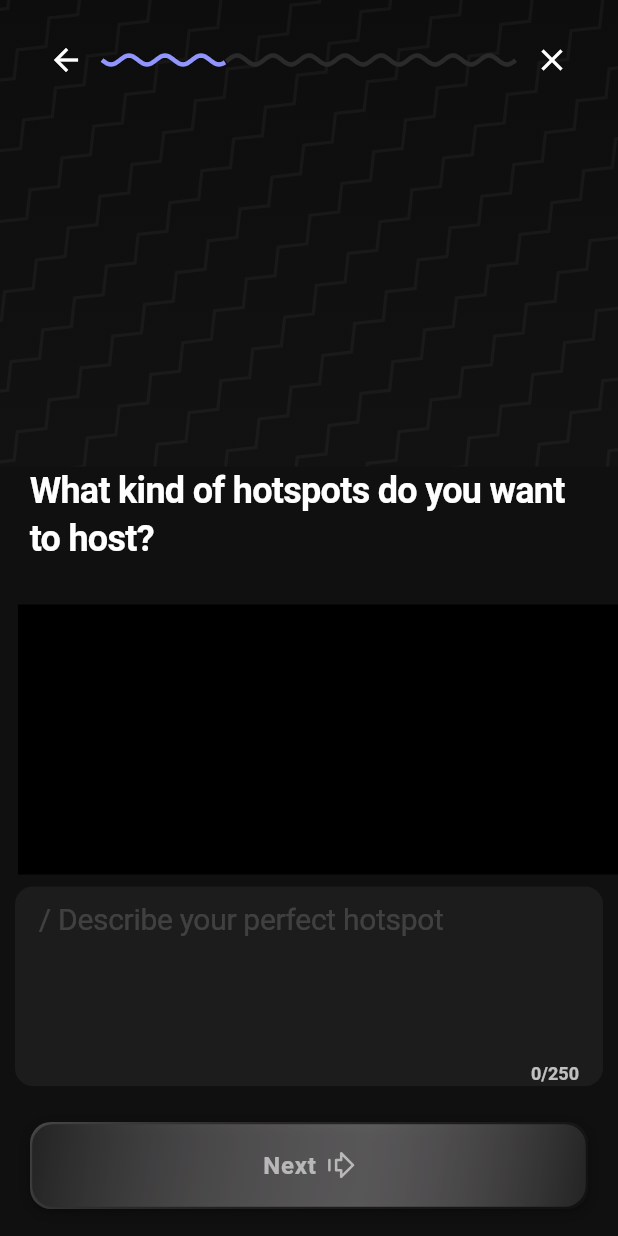
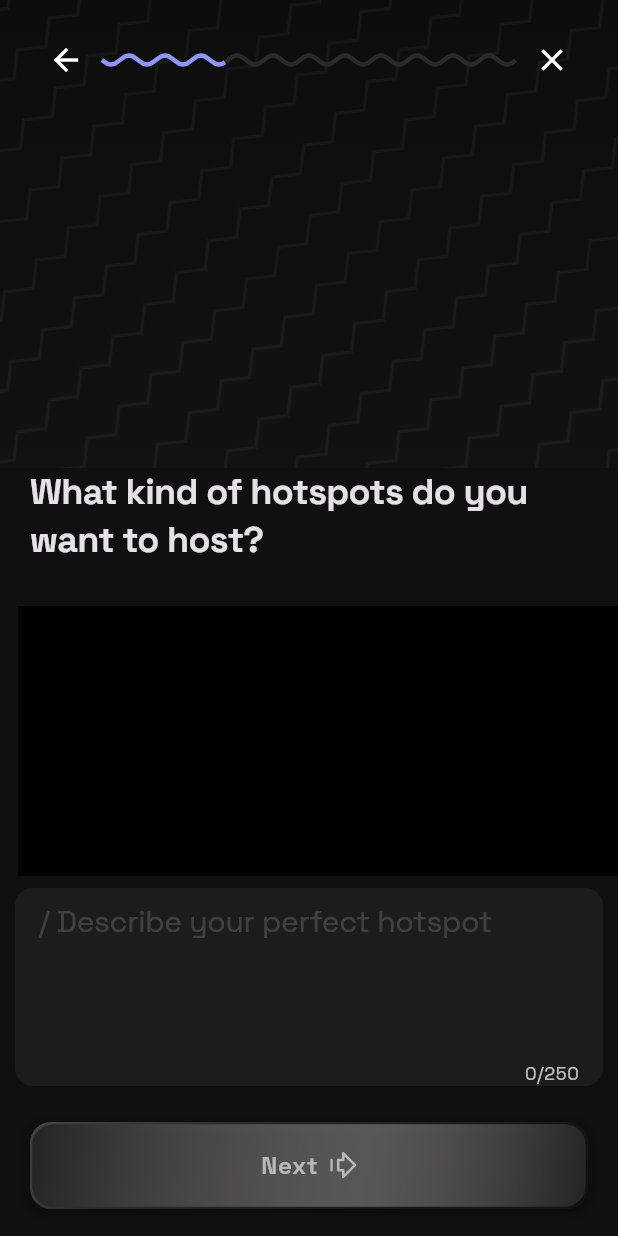
Before and after one commit to abhi123nith/8club, a Flutter app: the screen it shows after launch, on a phone screen of 412 x 824 dp. Run offline on Flutter 3.47's test engine with Material 3 defaults, Android fonts, the light colour scheme and no system bars; our stand-ins replace camera, dio, flutter_riverpod, flutter_svg, google_fonts, permission_handler and 1 more; missing offline and left inert: flutter_sound; network calls fail.

Commit message:
font changed using google fonts

```diff
--- a/lib/constants/text_styles.dart
+++ b/lib/constants/text_styles.dart
@@ -1,26 +1,26 @@
 import 'package:flutter/material.dart';
+import 'package:google_fonts/google_fonts.dart';
 import 'package:hotspots_hostes/utils/app_colors.dart';
 
 class CustomTextStyles {
   // Experience Selection Screen Styles
-  static const TextStyle experienceSelectionTitleLarge = TextStyle(
-    fontFamily: 'Space Grotesk',
+  static final TextStyle experienceSelectionTitleLarge =
+      GoogleFonts.spaceGrotesk(
         fontWeight: FontWeight.w700, // 700
         fontSize: 24,
         height: 32 / 24, // line-height: 32px / font-size: 24px
         letterSpacing: -0.02 * 24, // letter-spacing: -2% of 24px
       );
 
-  static const TextStyle experienceSelectionTitleSmall = TextStyle(
-    fontFamily: 'Space Grotesk',
+  static final TextStyle experienceSelectionTitleSmall =
+      GoogleFonts.spaceGrotesk(
         fontWeight: FontWeight.normal, // 400
         fontSize: 14,
         height: 20 / 14, // line-height: 20px / font-size: 14px
         letterSpacing: 0, // letter-spacing: 0%
       );
 
-  static TextStyle experienceDescriptionHint = TextStyle(
-    fontFamily: 'Space Grotesk',
+  static final TextStyle experienceDescriptionHint = GoogleFonts.spaceGrotesk(
     fontWeight: FontWeight.normal, // 400
     fontSize: 20,
     color: AppColors.whiteBorder2,
@@ -29,8 +29,7 @@ class CustomTextStyles {
   );
 
   // Onboarding Question Screen Styles
-  static const TextStyle onboardingQuestionHint = TextStyle(
-    fontFamily: 'Space Grotesk',
+  static final TextStyle onboardingQuestionHint = GoogleFonts.spaceGrotesk(
     fontWeight: FontWeight.normal, // 400
     fontSize: 14,
     height: 20 / 14, // line-height: 20px / font-size: 14px
--- a/lib/main.dart
+++ b/lib/main.dart
@@ -1,5 +1,6 @@
 import 'package:flutter/material.dart';
 import 'package:flutter_riverpod/flutter_riverpod.dart';
+import 'package:google_fonts/google_fonts.dart';
 import 'package:hotspots_hostes/screens/experience_selection_screen.dart';
 
 void main() {
@@ -16,126 +17,19 @@ class MyApp extends StatelessWidget {
       theme: ThemeData(
         brightness: Brightness.dark,
         scaffoldBackgroundColor: const Color(0xFF101010), // base1
-        appBarTheme: const AppBarTheme(
-          backgroundColor: Color(0xFF151515), // base2
-          titleTextStyle: TextStyle(
-            fontFamily: 'Space Grotesk',
+        appBarTheme: AppBarTheme(
+          backgroundColor: const Color(0xFF151515), // base2
+          titleTextStyle: GoogleFonts.spaceGrotesk(
             fontSize: 28,
             fontWeight: FontWeight.bold,
-            color: Color(0xFFFFFFFF),
-            height: 1.28, // 36px line height / 28px font size
-            letterSpacing: -0.84, // -3% of 28px
+            color: const Color(0xFFFFFFFF),
+            height: 36 / 28,
+            letterSpacing: -0.84,
           ),
         ),
-        textTheme: const TextTheme(
-          // Heading/H1-bold
-          headlineLarge: TextStyle(
-            fontFamily: 'Space Grotesk',
-            fontSize: 28,
-            fontWeight: FontWeight.bold,
-            color: Color(0xFFFFFFFF),
-            height: 1.28, // 36px line height / 28px font size
-            letterSpacing: -0.84, // -3% of 28px
-          ),
-          // Heading/H1-regular
-          headlineMedium: TextStyle(
-            fontFamily: 'Space Grotesk',
-            fontSize: 28,
-            fontWeight: FontWeight.normal,
-            color: Color(0xFFFFFFFF),
-            height: 1.28, // 36px line height / 28px font size
-            letterSpacing: -0.84, // -3% of 28px
-          ),
-          // Heading/H2-bold
-          headlineSmall: TextStyle(
-            fontFamily: 'Space Grotesk',
-            fontSize: 24,
-            fontWeight: FontWeight.bold,
-            color: Color(0xFFFFFFFF),
-            height: 1.25, // 30px line height / 24px font size
-            letterSpacing: -0.48, // -2% of 24px
-          ),
-          // Heading/H2-regular
-          titleLarge: TextStyle(
-            fontFamily: 'Space Grotesk',
-            fontSize: 24,
-            fontWeight: FontWeight.normal,
-            color: Color(0xFFFFFFFF),
-            height: 1.25, // 30px line height / 24px font size
-            letterSpacing: -0.48, // -2% of 24px
-          ),
-          // Heading/H3-bold
-          titleMedium: TextStyle(
-            fontFamily: 'Space Grotesk',
-            fontSize: 20,
-            fontWeight: FontWeight.bold,
-            color: Color(0xFFFFFFFF),
-            height: 1.3, // 26px line height / 20px font size
-            letterSpacing: -0.2, // -1% of 20px
-          ),
-          // Heading/H3-regular
-          titleSmall: TextStyle(
-            fontFamily: 'Space Grotesk',
-            fontSize: 20,
-            fontWeight: FontWeight.normal,
-            color: Color(0xFFFFFFFF),
-            height: 1.3, // 26px line height / 20px font size
-            letterSpacing: -0.2, // -1% of 20px
-          ),
-          // Body/B1-bold
-          bodyLarge: TextStyle(
-            fontFamily: 'Space Grotesk',
-            fontSize: 16,
-            fontWeight: FontWeight.bold,
-            color: Color(0xFFFFFFFF),
-            height: 1.5, // 24px line height / 16px font size
-            letterSpacing: 0,
-          ),
-          // Body/B1-regular
-          bodyMedium: TextStyle(
-            fontFamily: 'Space Grotesk',
-            fontSize: 16,
-            fontWeight: FontWeight.normal,
-            color: Color(0xFFFFFFFF),
-            height: 1.5, // 24px line height / 16px font size
-            letterSpacing: 0,
-          ),
-          // Body/B2-bold
-          bodySmall: TextStyle(
-            fontFamily: 'Space Grotesk',
-            fontSize: 14,
-            fontWeight: FontWeight.bold,
-            color: Color(0xFFFFFFFF),
-            height: 1.42, // 20px line height / 14px font size
-            letterSpacing: 0,
-          ),
-          // Body/B2-regular
-          labelLarge: TextStyle(
-            fontFamily: 'Space Grotesk',
-            fontSize: 14,
-            fontWeight: FontWeight.normal,
-            color: Color(0xFFFFFFFF),
-            height: 1.42, // 20px line height / 14px font size
-            letterSpacing: 0,
-          ),
-          // Subtext/S1-bold
-          labelMedium: TextStyle(
-            fontFamily: 'Space Grotesk',
-            fontSize: 12,
-            fontWeight: FontWeight.bold,
-            color: Color(0xFFFFFFFF),
-            height: 1.33, // 16px line height / 12px font size
-            letterSpacing: 0,
-          ),
-          // Subtext/S1-regular
-          labelSmall: TextStyle(
-            fontFamily: 'Space Grotesk',
-            fontSize: 12,
-            fontWeight: FontWeight.normal,
-            color: Color(0xFFFFFFFF),
-            height: 1.33, // 16px line height / 12px font size
-            letterSpacing: 0,
-          ),
+        // Use Space Grotesk as the base text theme across the app
+        textTheme: GoogleFonts.spaceGroteskTextTheme(
+          ThemeData.dark().textTheme,
         ),
       ),
       home: const ExperienceSelectionScreen(),
--- a/lib/services/api_service.dart
+++ b/lib/services/api_service.dart
@@ -10,26 +10,21 @@ class ApiService {
       final response = await _dio.get('$baseUrl/experiences?active=true');
 
       if (response.statusCode == 200) {
-        // Check if response data is valid
         if (response.data != null &&
             response.data['data'] != null &&
             response.data['data']['experiences'] != null) {
           final data = response.data['data']['experiences'] as List;
           return data.map((item) => Experience.fromJson(item)).toList();
         } else {
-          // Return empty list if data structure is not as expected
           return [];
         }
       } else {
-        // Return empty list if status code is not 200
         return [];
       }
     } on DioException catch (e) {
-      // Return empty list if there's a Dio exception
       print('Dio error: ${e.message}');
       return [];
     } catch (e) {
-      // Return empty list for any other exception
       print('Error fetching experiences: $e');
       return [];
     }
```
Also changed, not shown: pubspec.yaml (+2 -5 lines), pubspec.lock. Lines whose indentation alone changed are shown as unchanged.
